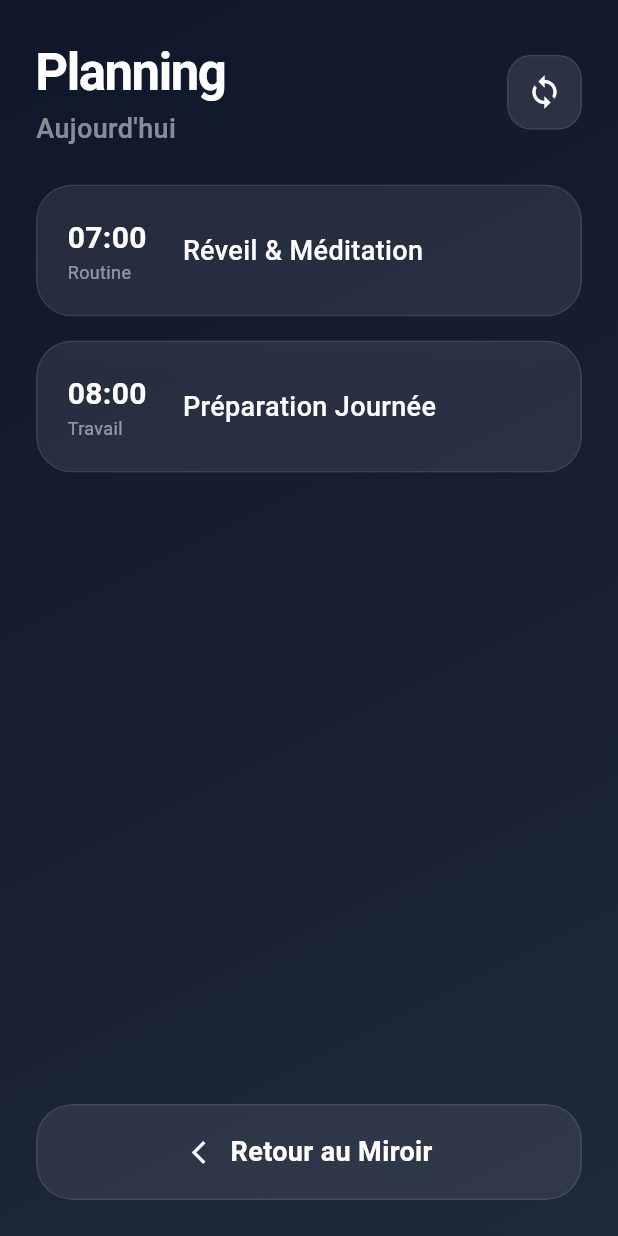
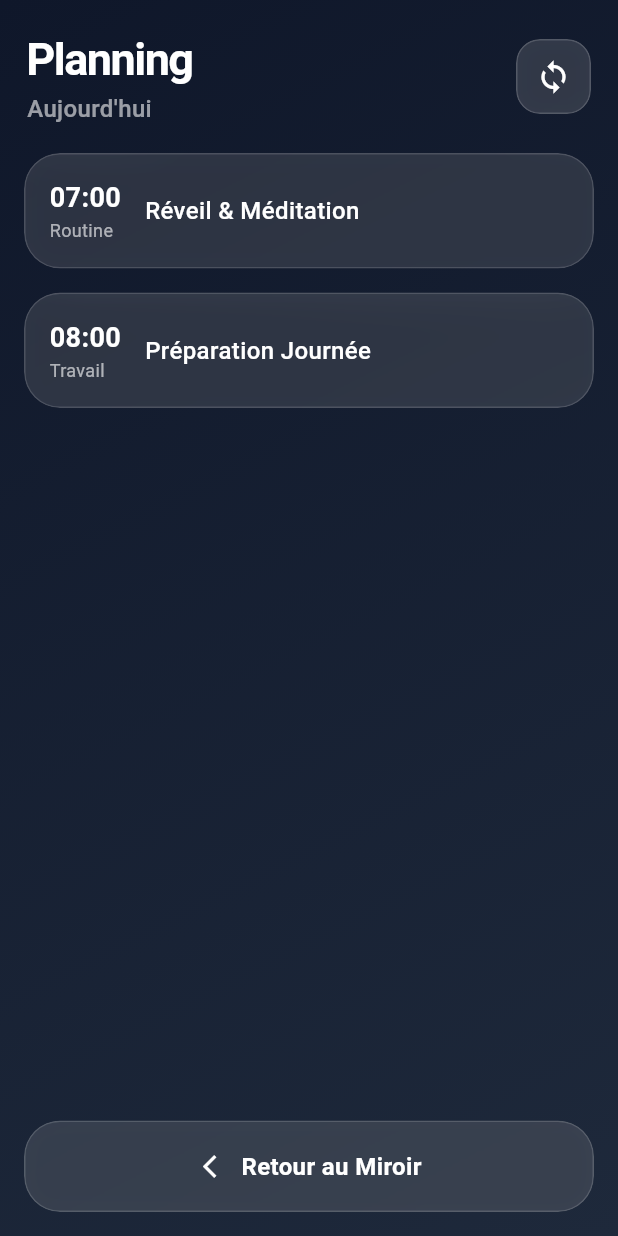
Before and after one commit to josoavj/magicmirror, a Flutter app: the AgendaScreen screen opened by its route, on a phone screen of 412 x 824 dp. Run offline on Flutter 3.47's test engine with Material 3 defaults, Android fonts, the phone set to English and light mode, and no system bars; our stand-ins replace camera, connectivity_plus, dio, flutter_dotenv, flutter_riverpod, flutter_tts and 5 more; missing offline and left inert: google_ml_kit, googleapis; accounts and stored records are empty; Roboto replaces fonts that are missing (SF Pro Display).

Commit message:
feat(agenda-ui): unify glass layout and responsive spacing
Migrates agenda tiles and controls to shared GlassContainer and adjusts typography/padding for better mobile and desktop rendering consistency.

```diff
--- a/lib/features/agenda/presentation/screens/agenda_screen.dart
+++ b/lib/features/agenda/presentation/screens/agenda_screen.dart
@@ -1,7 +1,6 @@
 import 'package:flutter/material.dart';
 import 'package:flutter_riverpod/flutter_riverpod.dart';
-import 'dart:ui';
-import 'package:magicmirror/core/theme/app_colors.dart';
+import 'package:magicmirror/presentation/widgets/glass_container.dart';
 import '../providers/agenda_provider.dart';
 
 class AgendaScreen extends ConsumerWidget {
@@ -10,6 +9,7 @@ class AgendaScreen extends ConsumerWidget {
   @override
   Widget build(BuildContext context, WidgetRef ref) {
     final agendaState = ref.watch(agendaEventsProvider);
+    final isMobile = MediaQuery.sizeOf(context).width < 600;
 
     return Scaffold(
       extendBodyBehindAppBar: true,
@@ -26,18 +26,18 @@ class AgendaScreen extends ConsumerWidget {
             crossAxisAlignment: CrossAxisAlignment.start,
             children: [
               Padding(
-                padding: const EdgeInsets.all(24.0),
+                padding: EdgeInsets.all(isMobile ? 18 : 24),
                 child: Row(
                   mainAxisAlignment: MainAxisAlignment.spaceBetween,
                   children: [
                     Column(
                       crossAxisAlignment: CrossAxisAlignment.start,
                       children: [
-                        const Text(
+                        Text(
                           'Planning',
                           style: TextStyle(
                             color: Colors.white,
-                            fontSize: 34,
+                            fontSize: isMobile ? 30 : 34,
                             fontWeight: FontWeight.bold,
                             letterSpacing: -1,
                           ),
@@ -45,8 +45,8 @@ class AgendaScreen extends ConsumerWidget {
                         Text(
                           'Aujourd\'hui',
                           style: TextStyle(
-                            color: Colors.white.withValues(alpha: 0.5),
-                            fontSize: 18,
+                            color: Colors.white.withValues(alpha: 0.58),
+                            fontSize: isMobile ? 16 : 18,
                             fontWeight: FontWeight.w500,
                           ),
                         ),
@@ -73,7 +73,9 @@ class AgendaScreen extends ConsumerWidget {
                     ),
                   ),
                   data: (events) => ListView.builder(
-                    padding: const EdgeInsets.symmetric(horizontal: 24),
+                    padding: EdgeInsets.symmetric(
+                      horizontal: isMobile ? 16 : 24,
+                    ),
                     itemCount: events.length,
                     itemBuilder: (context, index) {
                       final event = events[index];
@@ -94,7 +96,7 @@ class AgendaScreen extends ConsumerWidget {
                 ),
               ),
               Padding(
-                padding: const EdgeInsets.all(24.0),
+                padding: EdgeInsets.all(isMobile ? 16 : 24),
                 child: _GlassButton(
                   label: 'Retour au Miroir',
                   onPressed: () => Navigator.pop(context),
@@ -124,29 +126,16 @@ class _AgendaGlassTile extends StatelessWidget {
 
   @override
   Widget build(BuildContext context) {
+    final isMobile = MediaQuery.sizeOf(context).width < 600;
+
     return Container(
       margin: const EdgeInsets.only(bottom: 16),
-      child: ClipRRect(
-        borderRadius: BorderRadius.circular(24),
-        child: BackdropFilter(
-          filter: ImageFilter.blur(
-            sigmaX: AppColors.getOptimizedBlur(30),
-            sigmaY: AppColors.getOptimizedBlur(30),
-          ),
-          child: Container(
-            padding: const EdgeInsets.all(20),
-            decoration: BoxDecoration(
-              color: isNow
-                  ? Colors.blue.withValues(alpha: 0.15)
-                  : Colors.white.withValues(alpha: 0.08),
-              borderRadius: BorderRadius.circular(24),
-              border: Border.all(
-                color: isNow
-                    ? Colors.blue.withValues(alpha: 0.3)
-                    : Colors.white.withValues(alpha: 0.1),
-                width: 1,
-              ),
-            ),
+      child: GlassContainer(
+        borderRadius: 24,
+        blur: isNow ? 36 : 32,
+        opacity: isNow ? 0.13 : 0.1,
+        tintColor: isNow ? Colors.blue : Colors.white,
+        padding: EdgeInsets.all(isMobile ? 16 : 20),
         child: Row(
           children: [
             Column(
@@ -154,28 +143,28 @@ class _AgendaGlassTile extends StatelessWidget {
               children: [
                 Text(
                   time,
-                      style: const TextStyle(
+                  style: TextStyle(
                     color: Colors.white,
-                        fontSize: 20,
+                    fontSize: isMobile ? 18 : 20,
                     fontWeight: FontWeight.bold,
                   ),
                 ),
                 Text(
                   type,
                   style: TextStyle(
-                        color: Colors.white.withValues(alpha: 0.5),
+                    color: Colors.white.withValues(alpha: 0.62),
                     fontSize: 12,
                   ),
                 ),
               ],
             ),
-                const SizedBox(width: 24),
+            SizedBox(width: isMobile ? 16 : 24),
             Expanded(
               child: Text(
                 title,
-                    style: const TextStyle(
+                style: TextStyle(
                   color: Colors.white,
-                      fontSize: 18,
+                  fontSize: isMobile ? 16 : 18,
                   fontWeight: FontWeight.w500,
                 ),
               ),
@@ -199,8 +188,6 @@ class _AgendaGlassTile extends StatelessWidget {
           ],
         ),
       ),
-        ),
-      ),
     );
   }
 }
@@ -213,24 +200,14 @@ class _GlassIconButton extends StatelessWidget {
 
   @override
   Widget build(BuildContext context) {
-    return ClipRRect(
-      borderRadius: BorderRadius.circular(16),
-      child: BackdropFilter(
-        filter: ImageFilter.blur(
-          sigmaX: AppColors.getOptimizedBlur(10),
-          sigmaY: AppColors.getOptimizedBlur(10),
-        ),
-        child: Container(
-          decoration: BoxDecoration(
-            color: Colors.white.withValues(alpha: 0.1),
-            borderRadius: BorderRadius.circular(16),
-            border: Border.all(color: Colors.white.withValues(alpha: 0.1)),
-          ),
+    return GlassContainer(
+      borderRadius: 16,
+      blur: 16,
+      opacity: 0.12,
+      padding: EdgeInsets.zero,
       child: IconButton(
         icon: Icon(icon, color: Colors.white, size: 24),
         onPressed: onPressed,
-          ),
-        ),
       ),
     );
   }
@@ -249,23 +226,17 @@ class _GlassButton extends StatelessWidget {
 
   @override
   Widget build(BuildContext context) {
+    final isMobile = MediaQuery.sizeOf(context).width < 600;
+
     return GestureDetector(
       onTap: onPressed,
-      child: ClipRRect(
-        borderRadius: BorderRadius.circular(24),
-        child: BackdropFilter(
-          filter: ImageFilter.blur(
-            sigmaX: AppColors.getOptimizedBlur(20),
-            sigmaY: AppColors.getOptimizedBlur(20),
-          ),
-          child: Container(
-            height: 64,
+      child: GlassContainer(
+        borderRadius: 24,
+        blur: 28,
+        opacity: 0.11,
+        padding: EdgeInsets.symmetric(vertical: isMobile ? 18 : 20),
+        child: SizedBox(
           width: double.infinity,
-            decoration: BoxDecoration(
-              color: Colors.white.withValues(alpha: 0.08),
-              borderRadius: BorderRadius.circular(24),
-              border: Border.all(color: Colors.white.withValues(alpha: 0.1)),
-            ),
           child: Row(
             mainAxisAlignment: MainAxisAlignment.center,
             children: [
@@ -273,9 +244,9 @@ class _GlassButton extends StatelessWidget {
               const SizedBox(width: 12),
               Text(
                 label,
-                  style: const TextStyle(
+                style: TextStyle(
                   color: Colors.white,
-                    fontSize: 18,
+                  fontSize: isMobile ? 16 : 18,
                   fontWeight: FontWeight.w600,
                 ),
               ),
@@ -283,7 +254,6 @@ class _GlassButton extends StatelessWidget {
           ),
         ),
       ),
-      ),
     );
   }
 }
```
Lines whose indentation alone changed are shown as unchanged.
